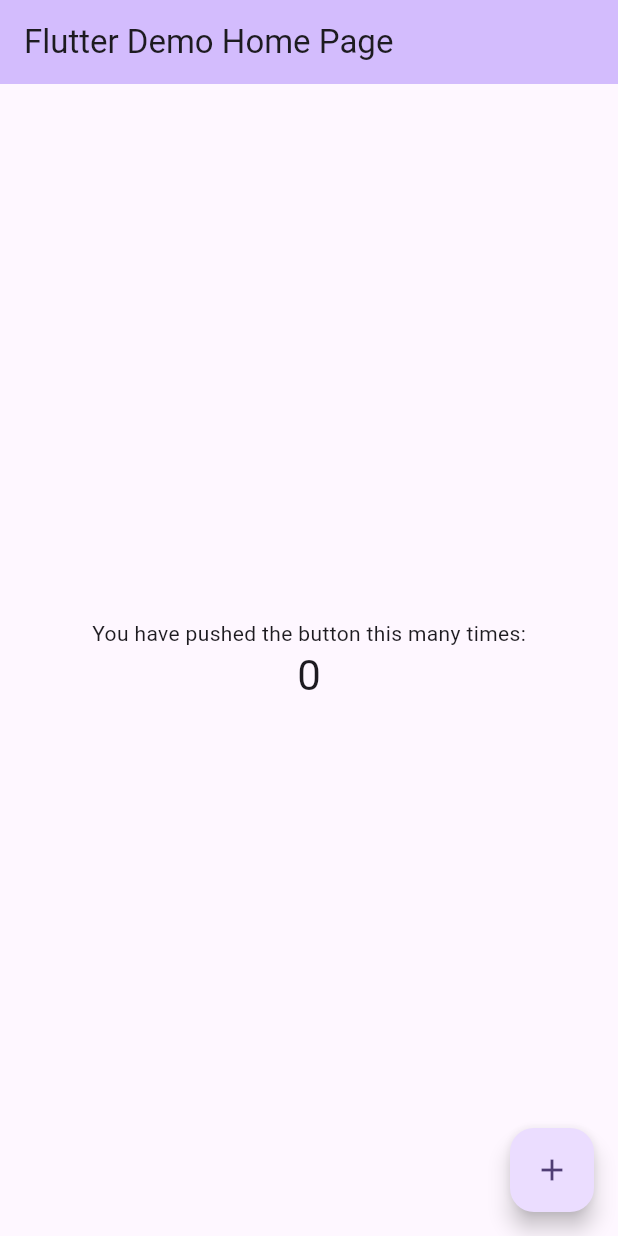
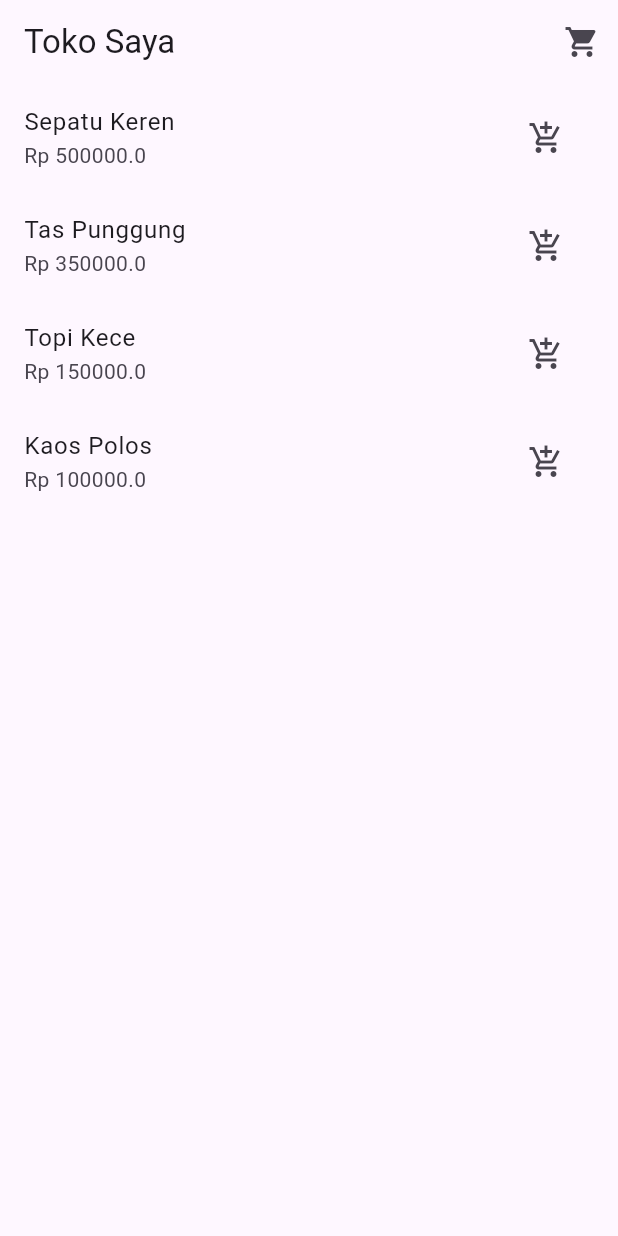
Before and after one commit to dzakialthalsy/flutter_ecommerce_state_implementation, a Flutter app: the screen it shows after launch, on a phone screen of 412 x 824 dp. Run offline on Flutter 3.47's test engine with Material 3 defaults, Android fonts, the light colour scheme and no system bars.

Commit message:
first commit

```diff
--- a/lib/main.dart
+++ b/lib/main.dart
@@ -1,122 +1,23 @@
 import 'package:flutter/material.dart';
+import 'package:provider/provider.dart';
+import './providers/cart_provider.dart';
+import './screens/product_list_screen.dart';
 
 void main() {
-  runApp(const MyApp());
+  runApp(
+    // Inisialisasi Provider di level paling atas aplikasi
+    ChangeNotifierProvider(create: (context) => CartProvider(), child: MyApp()),
+  );
 }
 
 class MyApp extends StatelessWidget {
-  const MyApp({super.key});
-
-  // This widget is the root of your application.
   @override
   Widget build(BuildContext context) {
     return MaterialApp(
-      title: 'Flutter Demo',
-      theme: ThemeData(
-        // This is the theme of your application.
-        //
-        // TRY THIS: Try running your application with "flutter run". You'll see
-        // the application has a purple toolbar. Then, without quitting the app,
-        // try changing the seedColor in the colorScheme below to Colors.green
-        // and then invoke "hot reload" (save your changes or press the "hot
-        // reload" button in a Flutter-supported IDE, or press "r" if you used
-        // the command line to start the app).
-        //
-        // Notice that the counter didn't reset back to zero; the application
-        // state is not lost during the reload. To reset the state, use hot
-        // restart instead.
-        //
-        // This works for code too, not just values: Most code changes can be
-        // tested with just a hot reload.
-        colorScheme: .fromSeed(seedColor: Colors.deepPurple),
-      ),
-      home: const MyHomePage(title: 'Flutter Demo Home Page'),
+      debugShowCheckedModeBanner: false,
+      title: 'E-Commerce Standard',
+      theme: ThemeData(primarySwatch: Colors.blue),
+      home: ProductListScreen(),
     );
   }
 }
-
-class MyHomePage extends StatefulWidget {
-  const MyHomePage({super.key, required this.title});
-
-  // This widget is the home page of your application. It is stateful, meaning
-  // that it has a State object (defined below) that contains fields that affect
-  // how it looks.
-
-  // This class is the configuration for the state. It holds the values (in this
-  // case the title) provided by the parent (in this case the App widget) and
-  // used by the build method of the State. Fields in a Widget subclass are
-  // always marked "final".
-
-  final String title;
-
-  @override
-  State<MyHomePage> createState() => _MyHomePageState();
-}
-
-class _MyHomePageState extends State<MyHomePage> {
-  int _counter = 0;
-
-  void _incrementCounter() {
-    setState(() {
-      // This call to setState tells the Flutter framework that something has
-      // changed in this State, which causes it to rerun the build method below
-      // so that the display can reflect the updated values. If we changed
-      // _counter without calling setState(), then the build method would not be
-      // called again, and so nothing would appear to happen.
-      _counter++;
-    });
-  }
-
-  @override
-  Widget build(BuildContext context) {
-    // This method is rerun every time setState is called, for instance as done
-    // by the _incrementCounter method above.
-    //
-    // The Flutter framework has been optimized to make rerunning build methods
-    // fast, so that you can just rebuild anything that needs updating rather
-    // than having to individually change instances of widgets.
-    return Scaffold(
-      appBar: AppBar(
-        // TRY THIS: Try changing the color here to a specific color (to
-        // Colors.amber, perhaps?) and trigger a hot reload to see the AppBar
-        // change color while the other colors stay the same.
-        backgroundColor: Theme.of(context).colorScheme.inversePrimary,
-        // Here we take the value from the MyHomePage object that was created by
-        // the App.build method, and use it to set our appbar title.
-        title: Text(widget.title),
-      ),
-      body: Center(
-        // Center is a layout widget. It takes a single child and positions it
-        // in the middle of the parent.
-        child: Column(
-          // Column is also a layout widget. It takes a list of children and
-          // arranges them vertically. By default, it sizes itself to fit its
-          // children horizontally, and tries to be as tall as its parent.
-          //
-          // Column has various properties to control how it sizes itself and
-          // how it positions its children. Here we use mainAxisAlignment to
-          // center the children vertically; the main axis here is the vertical
-          // axis because Columns are vertical (the cross axis would be
-          // horizontal).
-          //
-          // TRY THIS: Invoke "debug painting" (choose the "Toggle Debug Paint"
-          // action in the IDE, or press "p" in the console), to see the
-          // wireframe for each widget.
-          mainAxisAlignment: .center,
-          children: [
-            const Text('You have pushed the button this many times:'),
-            Text(
-              '$_counter',
-              style: Theme.of(context).textTheme.headlineMedium,
-            ),
-          ],
-        ),
-      ),
-      floatingActionButton: FloatingActionButton(
-        onPressed: _incrementCounter,
-        tooltip: 'Increment',
-        child: const Icon(Icons.add),
-      ),
-    );
-  }
-}
--- /dev/null
+++ b/lib/models/product.dart
@@ -0,0 +1,7 @@
+class Product {
+  final String id;
+  final String name;
+  final double price;
+
+  Product({required this.id, required this.name, required this.price});
+}
--- /dev/null
+++ b/lib/providers/cart_provider.dart
@@ -0,0 +1,28 @@
+import 'package:flutter/material.dart';
+import '../models/product.dart';
+
+class CartProvider with ChangeNotifier {
+  // List private untuk menampung item di keranjang
+  final List<Product> _cartItems = [];
+
+  // Getter untuk mengambil list item
+  List<Product> get items => _cartItems;
+
+  // Fungsi untuk menambah barang ke keranjang
+  void addToCart(Product product) {
+    _cartItems.add(product);
+    // Memberitahu semua widget yang 'mendengarkan' bahwa data berubah
+    notifyListeners();
+  }
+
+  // Fungsi menghitung total harga
+  double get totalPrice {
+    return _cartItems.fold(0, (sum, item) => sum + item.price);
+  }
+
+  // Fungsi untuk mengosongkan keranjang (opsional)
+  void clearCart() {
+    _cartItems.clear();
+    notifyListeners();
+  }
+}
--- /dev/null
+++ b/lib/screens/product_list_screen.dart
@@ -0,0 +1,59 @@
+import 'package:flutter/material.dart';
+import 'package:provider/provider.dart';
+import '../models/product.dart';
+import '../providers/cart_provider.dart';
+import 'cart_screen.dart';
+
+class ProductListScreen extends StatelessWidget {
+  final List<Product> products = [
+    Product(id: '1', name: 'Sepatu Keren', price: 500000),
+    Product(id: '2', name: 'Tas Punggung', price: 350000),
+    Product(id: '3', name: 'Topi Kece', price: 150000),
+    Product(id: '4', name: 'Kaos Polos', price: 100000),
+  ];
+
+  @override
+  Widget build(BuildContext context) {
+    return Scaffold(
+      appBar: AppBar(
+        title: Text('Toko Saya'),
+        actions: [
+          IconButton(
+            icon: Icon(Icons.shopping_cart),
+            onPressed: () {
+              Navigator.of(
+                context,
+              ).push(MaterialPageRoute(builder: (context) => CartScreen()));
+            },
+          ),
+        ],
+      ),
+      body: ListView.builder(
+        itemCount: products.length,
+        itemBuilder: (ctx, i) {
+          return ListTile(
+            title: Text(products[i].name),
+            subtitle: Text('Rp ${products[i].price}'),
+            trailing: IconButton(
+              icon: Icon(Icons.add_shopping_cart),
+              onPressed: () {
+                // Memanggil fungsi addToCart tanpa mendengarkan perubahan (listen: false)
+                Provider.of<CartProvider>(
+                  context,
+                  listen: false,
+                ).addToCart(products[i]);
+
+                ScaffoldMessenger.of(context).showSnackBar(
+                  SnackBar(
+                    content: Text('${products[i].name} ditambah ke keranjang!'),
+                    duration: Duration(seconds: 1),
+                  ),
+                );
+              },
+            ),
+          );
+        },
+      ),
+    );
+  }
+}
--- a/pubspec.yaml
+++ b/pubspec.yaml
@@ -2,7 +2,7 @@ name: ecommerce_state
 description: "A new Flutter project."
 # The following line prevents the package from being accidentally published to
 # pub.dev using `flutter pub publish`. This is preferred for private packages.
-publish_to: 'none' # Remove this line if you wish to publish to pub.dev
+publish_to: "none" # Remove this line if you wish to publish to pub.dev
 
 # The following defines the version and build number for your application.
 # A version number is three numbers separated by dots, like 1.2.43
@@ -30,6 +30,7 @@ environment:
 dependencies:
   flutter:
     sdk: flutter
+  provider: ^6.1.0
 
   # The following adds the Cupertino Icons font to your application.
   # Use with the CupertinoIcons class for iOS style icons.
@@ -51,7 +52,6 @@ dev_dependencies:
 
 # The following section is specific to Flutter packages.
 flutter:
-
   # The following line ensures that the Material Icons font is
   # included with your application, so that you can use the icons in
   # the material Icons class.
```
Also changed, not shown: lib/screens/cart_screen.dart (added, +51 -0 lines), pubspec.lock.
